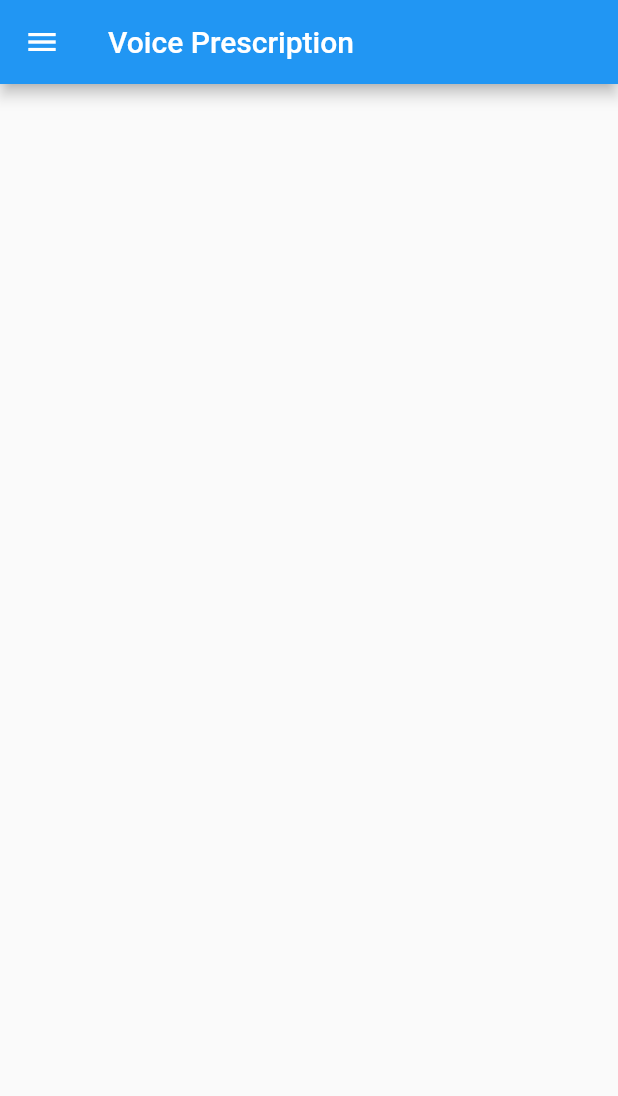
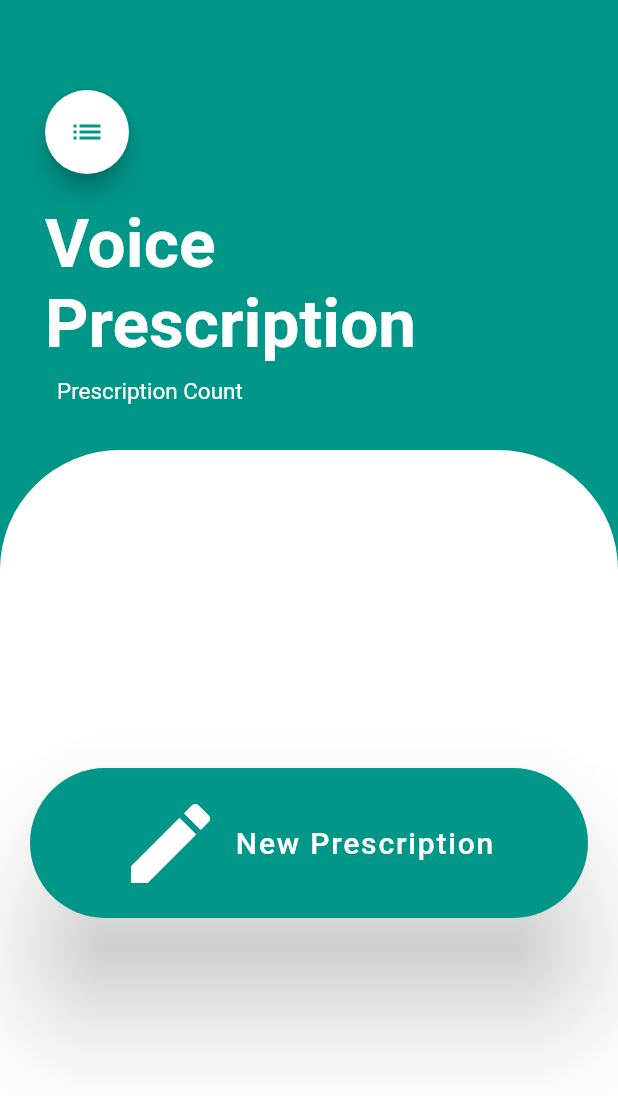
Before and after one commit to Nehanshj/voice_prescription, a Flutter app: the screen it shows after launch, on a phone screen of 412 x 824 dp. Shown: the top 1096 px of the screen. Run offline on Flutter 3.47's test engine with Material 2 defaults, Android fonts, the phone set to English and light mode, and no system bars.

Commit message:
Home Screen, Drawer and New Prescription button added

```diff
--- /dev/null
+++ b/lib/home_screen.dart
@@ -0,0 +1,121 @@
+import 'package:flutter/material.dart';
+
+class HomeScreen extends StatefulWidget {
+  @override
+  _HomeScreenState createState() => _HomeScreenState();
+}
+
+class _HomeScreenState extends State<HomeScreen> {
+  final GlobalKey<ScaffoldState> _scaffoldkey = new GlobalKey<ScaffoldState>();
+
+  @override
+  Widget build(BuildContext context) {
+    return Scaffold(
+      key: _scaffoldkey,
+      backgroundColor: Colors.teal,
+      drawer: Drawer(
+        child: ListView(
+          children: const <Widget>[
+            DrawerHeader(
+              decoration: BoxDecoration(
+                color: Colors.teal,
+              ),
+              child: Text(
+                'Voice Prescription',
+                style: TextStyle(
+                  color: Colors.white,
+                  fontSize: 24,
+                ),
+              ),
+            ),
+            ListTile(
+              leading: Icon(Icons.account_circle),
+              title: Text('Doctor Profile'),
+            ),
+            ListTile(
+              leading: Icon(Icons.settings),
+              title: Text('Settings'),
+            ),
+            ListTile(
+              leading: Icon(Icons.info_outline),
+              title: Text('About the App'),
+            ),
+          ],
+        ),
+      ),
+      body: Column(
+        crossAxisAlignment: CrossAxisAlignment.start,
+        children: <Widget>[
+          Container(
+            padding: EdgeInsets.only(
+                top: 60.0, right: 30.0, left: 30.0, bottom: 30.0),
+            child: Column(
+              crossAxisAlignment: CrossAxisAlignment.start,
+              children: <Widget>[
+                FloatingActionButton(
+                  foregroundColor: Colors.teal,
+                  onPressed: () => _scaffoldkey.currentState.openDrawer(),
+                  child: Icon(Icons.list),
+                  backgroundColor: Colors.white,
+                ),
+                SizedBox(
+                  height: 20.0,
+                ),
+                Text(
+                  'Voice Prescription',
+                  style: TextStyle(
+                    color: Colors.white,
+                    fontSize: 45.0,
+                    fontWeight: FontWeight.w600,
+                  ),
+                ),
+                Padding(
+                  padding: const EdgeInsets.only(left: 8.0, top: 10.0),
+                  child: Text('Prescription Count',
+                      style: TextStyle(
+                        fontSize: 15.0,
+                        color: Colors.white,
+                      )),
+                )
+              ],
+            ),
+          ),
+          Expanded(
+            child: Container(
+                padding: EdgeInsets.symmetric(horizontal: 20.0),
+                decoration: BoxDecoration(
+                    color: Colors.white,
+                    borderRadius: BorderRadius.only(
+                      topLeft: Radius.circular(80.0),
+                      topRight: Radius.circular(80.0),
+                    )),
+                child: Column(
+                  mainAxisAlignment: MainAxisAlignment.center,
+                  crossAxisAlignment: CrossAxisAlignment.stretch,
+                  children: <Widget>[
+                    Container(
+                        height: 100.0,
+                        width: 100.0,
+                        child: FloatingActionButton.extended(
+                          label: Text(
+                            'New Prescription',
+                            style:
+                                TextStyle(fontSize: 20.0, color: Colors.white),
+                          ),
+                          onPressed: null,
+                          elevation: 35.0,
+                          highlightElevation: 10.0,
+                          backgroundColor: Colors.teal,
+                          icon: Icon(
+                            Icons.create,
+                            size: 70.0,
+                          ),
+                        )),
+                  ],
+                )),
+          ),
+        ],
+      ),
+    );
+  }
+}
--- a/lib/main.dart
+++ b/lib/main.dart
@@ -1,54 +1,15 @@
 import 'package:flutter/material.dart';
 
-void main() => runApp(MyApp());
+import 'home_screen.dart';
 
-class MyApp extends StatelessWidget {
+void main() => runApp(VoicePress());
+
+class VoicePress extends StatelessWidget {
   @override
   Widget build(BuildContext context) {
     return MaterialApp(
-      title: 'Flutter Demo',
-      home: MyHomePage(),
+      title: 'Voice Prescription App',
+      home: HomeScreen(),
     );
   }
 }
-
-class MyHomePage extends StatelessWidget {
-  @override
-  Widget build(BuildContext context) {
-    return Scaffold(
-      appBar: AppBar(
-        title: Text('Voice Prescription'),
-      ),
-      drawer: Drawer(
-        child: ListView(
-          children: const <Widget>[
-            DrawerHeader(
-              decoration: BoxDecoration(
-                color: Colors.blue,
-              ),
-              child: Text(
-                'Voice Prescription',
-                style: TextStyle(
-                  color: Colors.white,
-                  fontSize: 24,
-                ),
-              ),
-            ),
-            ListTile(
-              leading: Icon(Icons.account_circle),
-              title: Text('Doctor Profile'),
-            ),
-            ListTile(
-              leading: Icon(Icons.settings),
-              title: Text('Settings'),
-            ),
-            ListTile(
-              leading: Icon(Icons.info_outline),
-              title: Text('About the App'),
-            ),
-          ],
-        ),
-      ),
-    );
-  }
-}
--- a/pubspec.yaml
+++ b/pubspec.yaml
@@ -23,6 +23,9 @@ dependencies:
   # The following adds the Cupertino Icons font to your application.
   # Use with the CupertinoIcons class for iOS style icons.
   cupertino_icons: ^0.1.2
+  speech_to_text: ^2.0.1
+  speech_recognition: ^0.3.0
+
 
 dev_dependencies:
   flutter_test:
```
Also changed, not shown: pubspec.lock, 4 other files.
